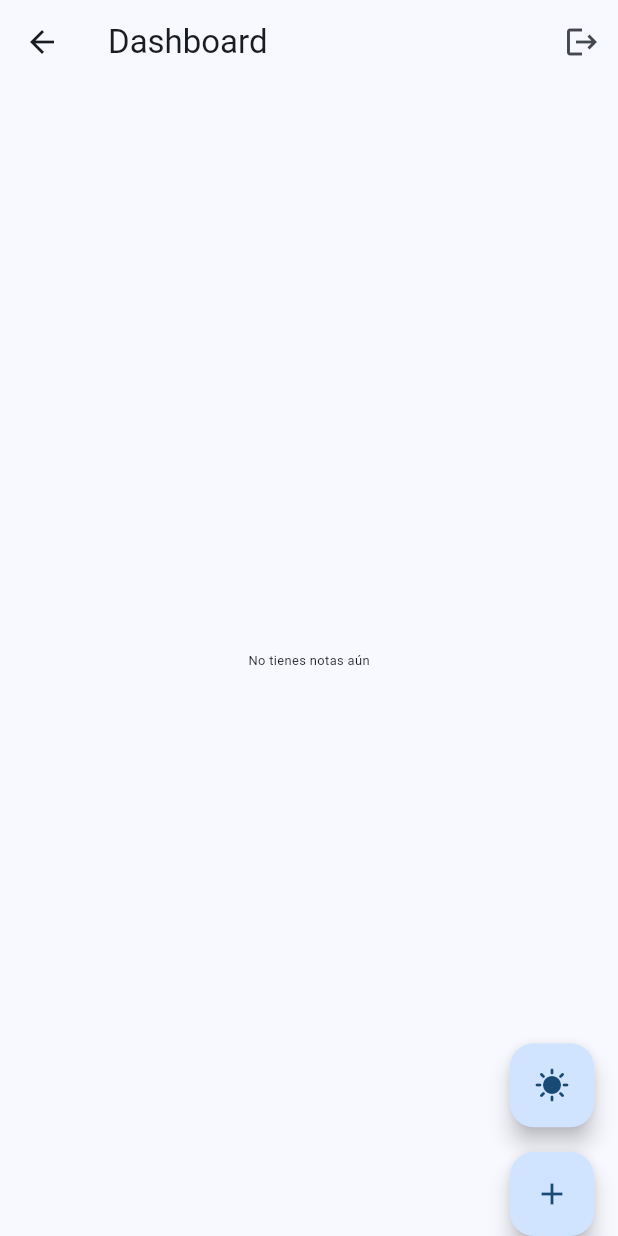
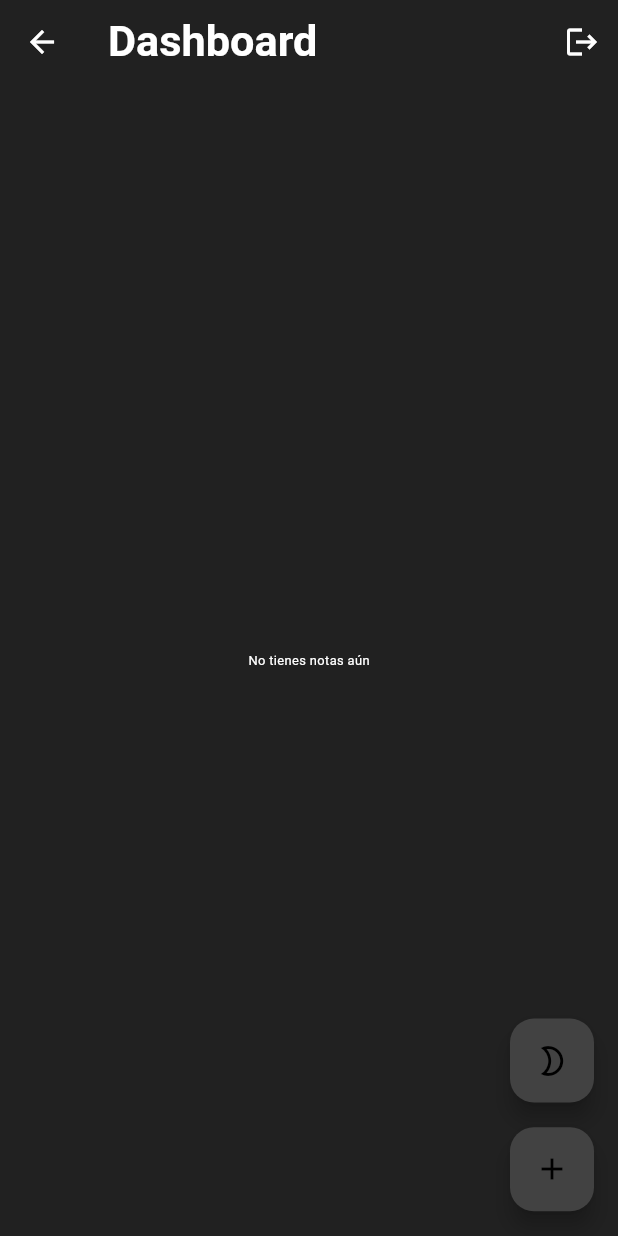
Before and after one commit to 00Alexis00/appnotas, a Flutter app: the Dashboard screen opened by its route, after a tap on the "sunny" icon, on a phone screen of 412 x 824 dp. Run offline on Flutter 3.47's test engine with Material 3 defaults, Android fonts, the phone set to English and light mode, and no system bars; our stand-ins replace cloud_firestore, firebase_auth, firebase_core, flutter_form_builder, flutter_smart_dialog, form_builder_validators and 2 more; accounts and stored records are empty.

Commit message:
modo oscuro prototipo

```diff
--- a/lib/config/preferencias/preferencias.dart
+++ b/lib/config/preferencias/preferencias.dart
@@ -22,4 +22,12 @@ class PreferenciasUsuario {
   set uid(String value) {
     _prefs.setString('uid', value);
   }
+
+  bool get theme{
+    return _prefs.getBool('theme') ?? true;
+  }
+
+  set theme(bool value){
+    _prefs.setBool('theme', value);
+  }
 }
--- a/lib/config/services/auth_services.dart
+++ b/lib/config/services/auth_services.dart
@@ -84,8 +84,8 @@ class AuthServices {
   Future<int> singInEmailAndPassword(String correo, String password) async {
     try {
       // Validaciones defensivas
-      correo = correo ?? '';
-      password = password ?? '';
+      // correo = correo ?? '';
+      // password = password ?? '';
 
       correo = correo.trim();
 
--- /dev/null
+++ b/lib/config/services/theme_provider.dart
@@ -0,0 +1,24 @@
+import 'package:appnotas/config/preferencias/preferencias.dart';
+import 'package:appnotas/config/theme/theme.dart';
+import 'package:flutter/material.dart';
+
+  var prefs = PreferenciasUsuario();
+class ThemeProvider extends ChangeNotifier{
+  ThemeData _themeData = prefs.theme ? modoLight : modoDark;
+  ThemeData get themeData => _themeData;
+
+  set themeData (ThemeData themeData) {
+    _themeData = themeData;
+    notifyListeners();
+  }
+
+  void switchTheme(){
+    if(_themeData == modoLight){
+      themeData = modoDark;
+      prefs.theme = false;
+    }else{
+      themeData = modoLight;
+      prefs.theme = true;
+    }
+  }
+}
--- /dev/null
+++ b/lib/config/theme/theme.dart
@@ -0,0 +1,38 @@
+import 'package:flutter/material.dart';
+import 'package:sizer/sizer.dart';
+
+ThemeData modoLight = ThemeData(
+  brightness: Brightness.light,
+  colorScheme: ColorScheme.light(
+    surface: Colors.grey.shade200,
+    primary: Colors.grey.shade300,
+    secondary: Colors.grey.shade400,
+    tertiary: Colors.grey.shade100,
+    inversePrimary: Colors.grey.shade800,
+  ),
+  textTheme: TextTheme(
+    bodyMedium: TextStyle(color: Colors.black,
+    fontSize: 18.sp),
+    titleLarge: TextStyle(color: Colors.grey.shade800,
+    fontWeight: FontWeight.bold, fontSize: 22.sp),
+  )
+);
+
+ThemeData modoDark = ThemeData(
+  brightness: Brightness.dark,
+  colorScheme: ColorScheme.dark(
+    surface: Colors.grey.shade900,
+    primary: Colors.grey.shade800,
+    secondary: Colors.grey.shade700,
+    tertiary: Colors.grey.shade600,
+    inversePrimary: Colors.grey.shade200,
+  ),
+  textTheme: TextTheme(
+    bodyMedium: TextStyle(color: Colors.white, fontSize: 18.sp),
+    titleLarge: TextStyle(
+      color: Colors.grey.shade300,
+      fontWeight: FontWeight.bold,
+      fontSize: 22.sp,
+    ),
+  )
+);
--- a/lib/main.dart
+++ b/lib/main.dart
@@ -1,10 +1,12 @@
 import 'package:appnotas/config/routes/routes.dart';
+import 'package:appnotas/config/services/theme_provider.dart';
 import 'package:appnotas/firebase_options.dart';
 // import 'package:appnotas/screen/login/login.dart';
 // import 'package:appnotas/screen/screen.dart';
 import 'package:firebase_core/firebase_core.dart';
 import 'package:flutter/material.dart';
 import 'package:flutter_smart_dialog/flutter_smart_dialog.dart';
+import 'package:provider/provider.dart';
 import 'package:sizer/sizer.dart';
 import 'package:appnotas/config/preferencias/preferencias.dart';
 
@@ -12,7 +14,12 @@ void main() async {
   WidgetsFlutterBinding.ensureInitialized();
   await PreferenciasUsuario.init();
   await Firebase.initializeApp(options: DefaultFirebaseOptions.currentPlatform);
-  runApp(MyApp());
+  runApp(
+    ChangeNotifierProvider(
+      create:(context) => ThemeProvider(),
+      child: MyApp(),
+    ),
+  );
 }
 
 class MyApp extends StatelessWidget {
@@ -27,9 +34,7 @@ class MyApp extends StatelessWidget {
           navigatorObservers: [FlutterSmartDialog.observer],
           builder: FlutterSmartDialog.init(),
           debugShowCheckedModeBanner: false,
-          theme: ThemeData(
-            colorScheme: ColorScheme.fromSeed(seedColor: Colors.blue),
-          ),
+          theme: Provider.of<ThemeProvider>(context).themeData,
           initialRoute: PreferenciasUsuario().ultimaPagina,
           routes: routes,
         );
--- a/lib/screen/login/dashboard.dart
+++ b/lib/screen/login/dashboard.dart
@@ -1,11 +1,14 @@
 // appnotas/lib/screen/login/dashboard.dart
 import 'package:appnotas/config/preferencias/preferencias.dart';
 import 'package:appnotas/config/services/database_services.dart';
+import 'package:appnotas/config/services/theme_provider.dart';
+import 'package:appnotas/config/theme/theme.dart';
 import 'package:appnotas/screen/custom/custom_form_text_field.dart';
 import 'package:firebase_auth/firebase_auth.dart';
 import 'package:flutter/material.dart';
 import 'package:flutter_form_builder/flutter_form_builder.dart';
 import 'package:form_builder_validators/form_builder_validators.dart';
+import 'package:provider/provider.dart';
 import 'package:sizer/sizer.dart';
 import 'package:cloud_firestore/cloud_firestore.dart';
 
@@ -33,8 +36,10 @@ class _DashboardState extends State<Dashboard> {
         children: [
           FloatingActionButton(
             heroTag: 'floating1',
-            onPressed: () {},
-            child: const Icon(Icons.sunny),
+            onPressed: () {
+              Provider.of<ThemeProvider>(context, listen: false).switchTheme();
+            },
+            child: Icon(Provider.of<ThemeProvider>(context, listen:true).themeData == modoLight? Icons.sunny : Icons.mode_night_outlined),
           ),
           SizedBox(height: 2.h),
           FloatingActionButton(
@@ -44,6 +49,7 @@ class _DashboardState extends State<Dashboard> {
             },
             child: const Icon(Icons.add),
           ),
+          SizedBox(height: 2.h),
         ],
       ),
       appBar: AppBar(
--- a/pubspec.yaml
+++ b/pubspec.yaml
@@ -42,6 +42,7 @@ dependencies:
   flutter_form_builder: ^10.2.0
   form_builder_validators: ^11.2.0
   flutter_smart_dialog: ^4.9.8+9
+  provider: ^6.1.5+1
 
 dev_dependencies:
   flutter_test:
```
Also changed, not shown: pubspec.lock.
